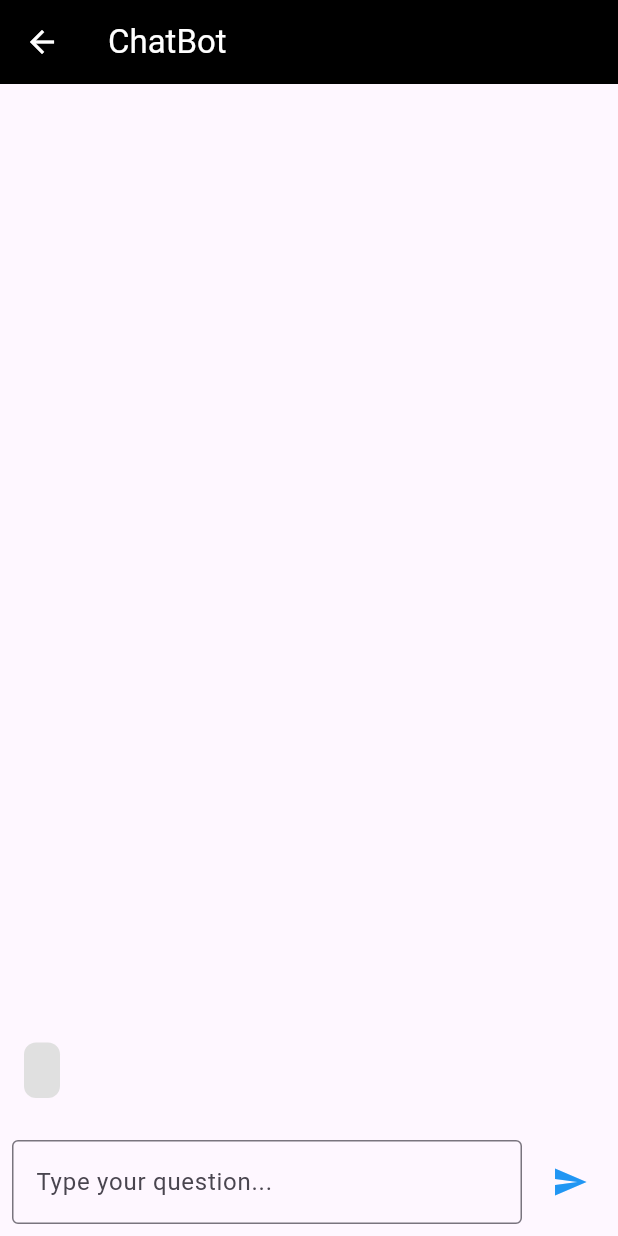
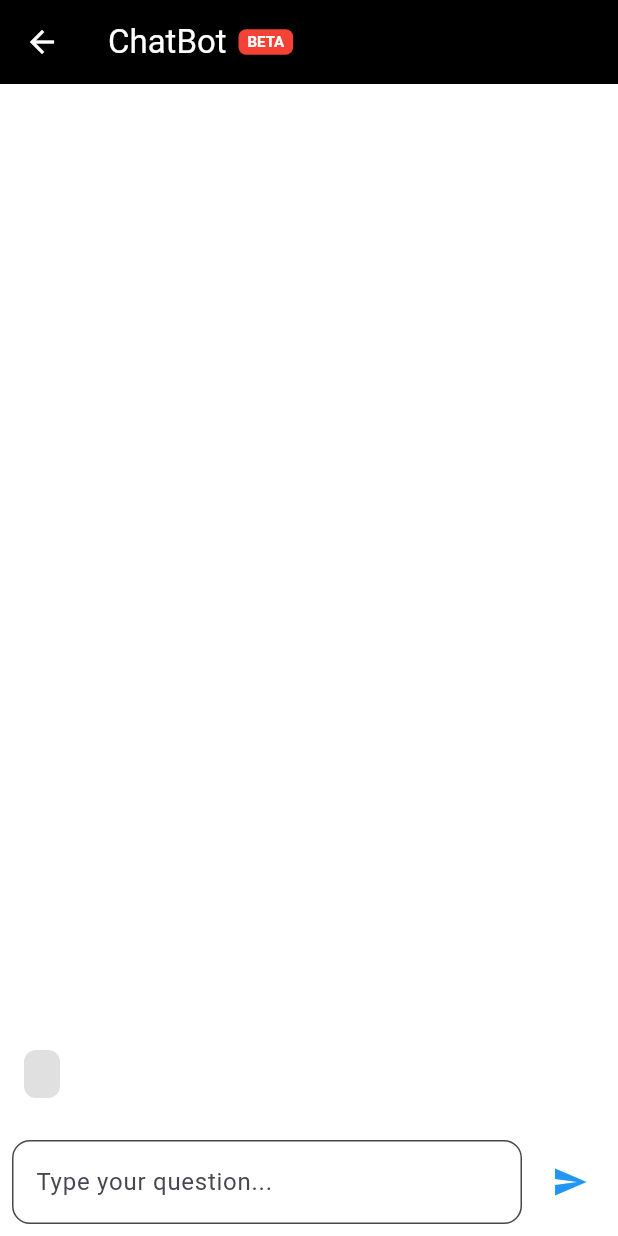
Before and after one commit to piyushbhakre/Asmolg, a Flutter app: the SummaryPage screen opened directly with empty values, on a phone screen of 412 x 824 dp. Run offline on Flutter 3.47's test engine with Material 3 defaults, Android fonts, the phone set to English and light mode, and no system bars; our stand-ins replace awesome_notifications, carousel_slider, cherry_toast, cloud_firestore, connectivity_plus, device_info_plus and 21 more; missing offline and left inert: email_otp, flutter_exit_app, flutter_upgrade_version, google_mlkit_smart_reply, google_mlkit_translation, magic_text and 5 more; accounts and stored records are empty.

Commit message:
UI CHANGED

```diff
--- /dev/null
+++ b/lib/Pdf_Viewer/OthefWidgets/Beta_lable.dart
@@ -0,0 +1,20 @@
+import 'package:flutter/material.dart';
+
+class BetaLabel extends StatelessWidget {
+  const BetaLabel({Key? key}) : super(key: key);
+
+  @override
+  Widget build(BuildContext context) {
+    return Container(
+      padding: const EdgeInsets.symmetric(horizontal: 6, vertical: 2),
+      decoration: BoxDecoration(
+        color: Colors.red,
+        borderRadius: BorderRadius.circular(5),
+      ),
+      child: const Text(
+        "BETA",
+        style: TextStyle(color: Colors.white, fontSize: 10, fontWeight: FontWeight.bold),
+      ),
+    );
+  }
+}
--- a/lib/Pdf_Viewer/Summerized_Widgets/SummarizedPage.dart
+++ b/lib/Pdf_Viewer/Summerized_Widgets/SummarizedPage.dart
@@ -1,4 +1,5 @@
 import 'package:asmolg/Constant/ApiConstant.dart';
+import 'package:asmolg/Pdf_Viewer/OthefWidgets/Beta_lable.dart';
 import 'package:flutter/material.dart';
 import 'package:google_mlkit_smart_reply/google_mlkit_smart_reply.dart';
 import 'package:google_generative_ai/google_generative_ai.dart';
@@ -19,7 +20,6 @@ class _SummaryPageState extends State<SummaryPage> {
   late GenerativeModel _geminiModel;
   bool _isLoading = false;
 
-
   @override
   void initState() {
     super.initState();
@@ -39,6 +39,32 @@ class _SummaryPageState extends State<SummaryPage> {
   void dispose() {
     _smartReply.close();
     super.dispose();
+  }
+
+  /// Splits the summary text and returns a list of TextSpans
+  List<TextSpan> _parseSummary(String text) {
+    final spans = <TextSpan>[];
+    final regex = RegExp(r'\*\*(.*?)\*\*'); // Matches text between '**'
+    int lastIndex = 0;
+
+    // Find and process all bold matches
+    for (final match in regex.allMatches(text)) {
+      if (match.start > lastIndex) {
+        spans.add(TextSpan(text: text.substring(lastIndex, match.start)));
+      }
+      spans.add(TextSpan(
+        text: match.group(1), // Add bold text
+        style: const TextStyle(fontWeight: FontWeight.bold),
+      ));
+      lastIndex = match.end;
+    }
+
+    // Add remaining normal text after the last match
+    if (lastIndex < text.length) {
+      spans.add(TextSpan(text: text.substring(lastIndex)));
+    }
+
+    return spans;
   }
 
   void _sendMessage(String text) async {
@@ -69,7 +95,6 @@ class _SummaryPageState extends State<SummaryPage> {
 
   Future<String> _fetchGeminiResponse(String query) async {
     try {
-      // Include the summary as context for the Gemini API
       final content = [
         Content.text("Summary: ${widget.summaryText}\nUser Question: $query"),
       ];
@@ -86,11 +111,19 @@ class _SummaryPageState extends State<SummaryPage> {
   Widget build(BuildContext context) {
     return Scaffold(
       appBar: AppBar(
-        title: const Text("ChatBot"),
+        title: Row(
+          children: const [
+            Text("ChatBot"),
+            SizedBox(width: 8),
+            BetaLabel(),
+          ],
+        ),
         backgroundColor: Colors.black,
         foregroundColor: Colors.white,
       ),
-      body: Column(
+      body: Container(
+        decoration: const BoxDecoration(color: Colors.white),
+        child: Column(
           children: [
             Expanded(
               child: ListView.builder(
@@ -99,28 +132,34 @@ class _SummaryPageState extends State<SummaryPage> {
                 itemCount: _chatMessages.length,
                 itemBuilder: (context, index) {
                   final message = _chatMessages[_chatMessages.length - 1 - index];
+                  final isBot = message['isBot'] as bool;
+
                   return Align(
-                  alignment: message['isBot'] ? Alignment.centerLeft : Alignment.centerRight,
+                    alignment: isBot ? Alignment.centerLeft : Alignment.centerRight,
                     child: Container(
                       margin: const EdgeInsets.symmetric(vertical: 4),
                       padding: const EdgeInsets.symmetric(horizontal: 12, vertical: 8),
                       decoration: BoxDecoration(
-                      color: message['isBot'] ? Colors.grey[300] : Colors.blue,
+                        color: isBot ? Colors.grey[300] : Colors.blue,
                         borderRadius: BorderRadius.circular(8),
                       ),
-                    child: Text(
+                      child: isBot
+                          ? RichText(
+                        text: TextSpan(
+                          children: _parseSummary(message['message']),
+                          style: const TextStyle(color: Colors.black),
+                        ),
+                      )
+                          : Text(
                         message['message'],
-                      style: TextStyle(
-                        color: message['isBot'] ? Colors.black : Colors.white,
-                      ),
+                        style: const TextStyle(color: Colors.white),
                       ),
                     ),
                   );
                 },
               ),
             ),
-          if (_isLoading)
-            const LinearProgressIndicator(),
+            if (_isLoading) const LinearProgressIndicator(),
             Padding(
               padding: const EdgeInsets.all(8.0),
               child: Row(
@@ -128,9 +167,13 @@ class _SummaryPageState extends State<SummaryPage> {
                   Expanded(
                     child: TextField(
                       controller: _messageController,
-                    decoration: const InputDecoration(
+                      decoration: InputDecoration(
                         hintText: "Type your question...",
-                      border: OutlineInputBorder(),
+                        border: OutlineInputBorder(
+                          borderRadius: BorderRadius.circular(12),
+                        ),
+                        filled: true,
+                        fillColor: Colors.white,
                       ),
                     ),
                   ),
@@ -144,6 +187,7 @@ class _SummaryPageState extends State<SummaryPage> {
             ),
           ],
         ),
+      ),
     );
   }
 }
--- a/lib/Pdf_Viewer/fileViewer.dart
+++ b/lib/Pdf_Viewer/fileViewer.dart
@@ -1,4 +1,5 @@
 import 'package:asmolg/Constant/ApiConstant.dart';
+import 'package:asmolg/Pdf_Viewer/OthefWidgets/Beta_lable.dart';
 import 'package:asmolg/Pdf_Viewer/Summerized_Widgets/SummarizedPage.dart';
 import 'package:asmolg/Provider/offline-online_status.dart';
 import 'package:flutter/material.dart';
@@ -167,7 +168,7 @@ class _FileViewerPageState extends State<FileViewerPage> with WidgetsBindingObse
               children: [
                 Text("Translate"),
                 SizedBox(width: 5),
-                _BetaLabel(),
+                BetaLabel(),
               ],
             ),
             icon: const Icon(Icons.translate),
@@ -184,7 +185,7 @@ class _FileViewerPageState extends State<FileViewerPage> with WidgetsBindingObse
               children: [
                 Text("Summarize"),
                 SizedBox(width: 5),
-                _BetaLabel(),
+                BetaLabel(),
               ],
             ),
             icon: const Icon(Icons.summarize),
@@ -348,22 +349,3 @@ class _FileViewerPageState extends State<FileViewerPage> with WidgetsBindingObse
   }
 
 }
-
-class _BetaLabel extends StatelessWidget {
-  const _BetaLabel({Key? key}) : super(key: key);
-
-  @override
-  Widget build(BuildContext context) {
-    return Container(
-      padding: const EdgeInsets.symmetric(horizontal: 6, vertical: 2),
-      decoration: BoxDecoration(
-        color: Colors.red,
-        borderRadius: BorderRadius.circular(5),
-      ),
-      child: const Text(
-        "BETA",
-        style: TextStyle(color: Colors.white, fontSize: 10),
-      ),
-    );
-  }
-}
--- a/pubspec.yaml
+++ b/pubspec.yaml
@@ -82,6 +82,7 @@ dependencies:
   google_generative_ai: ^0.4.6
   google_mlkit_smart_reply: ^0.12.0
   permission_handler: ^11.3.1
+  flutter_html: ^3.0.0-beta.2
 
 
 dev_dependencies:
```
Also changed, not shown: pubspec.lock. Lines whose indentation alone changed are shown as unchanged.
